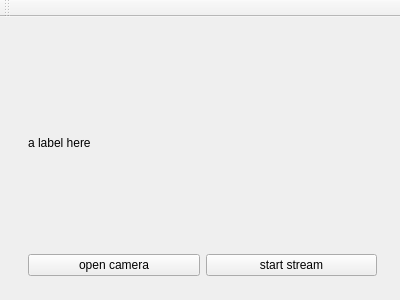
Above: futures_pipeline/renderer/qt/CameraPipeline/mainwindow.ui from forevers/uvc-pipeline before the change. Below: the same form after it.
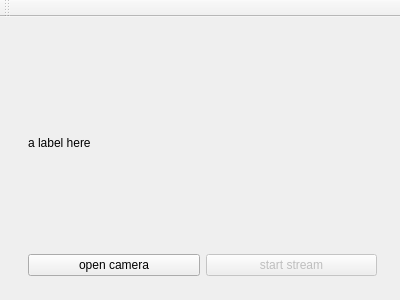
That is the form after the change.

What changed in the file:
```diff
--- a/futures_pipeline/renderer/qt/CameraPipeline/mainwindow.ui
+++ b/futures_pipeline/renderer/qt/CameraPipeline/mainwindow.ui
@@ -41,7 +41,10 @@
         </widget>
        </item>
        <item>
-        <widget class="QPushButton" name="startButton">
+        <widget class="QPushButton" name="startStopButton">
+         <property name="enabled">
+          <bool>false</bool>
+         </property>
          <property name="text">
           <string>start stream</string>
          </property>
```
Left out of the diff: 2 changed lines with no effect on the pictures.
